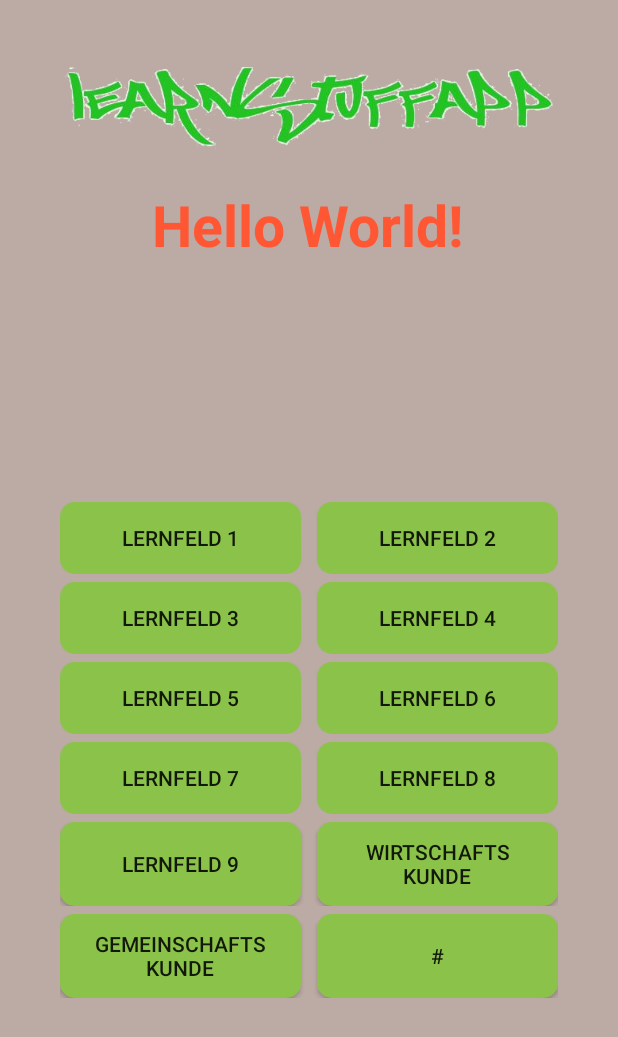
After one commit to keckmi/LearnStuffApp, an Android app: the layout activity_learnfieldselection.xml on its own in the app's theme, with its tools: preview values and no code run, on a phone screen of 412 x 824 dp. The commit adds this screen. Shown: the top 1037 px of the screen. Run offline under Robolectric (Android 15) with nearby library versions, the phone set to English and light mode, and no system bars.

Commit message:
class name changes

```diff
--- /dev/null
+++ b/app/src/main/res/layout/activity_learnfieldselection.xml
@@ -0,0 +1,207 @@
+<?xml version="1.0" encoding="utf-8"?>
+<RelativeLayout xmlns:android="http://schemas.android.com/apk/res/android"
+    xmlns:app="http://schemas.android.com/apk/res-auto"
+    xmlns:tools="http://schemas.android.com/tools"
+    android:layout_width="match_parent"
+    android:layout_height="match_parent"
+    android:background="@color/colorBackground"
+    android:padding="40dp"
+    tools:context=".LearnfieldSelectionActivity">
+
+    <ImageView
+        android:id="@+id/imageViewLogo"
+        android:layout_width="wrap_content"
+        android:layout_height="wrap_content"
+        android:layout_marginStart="0dp"
+        android:layout_marginTop="-20dp"
+        android:layout_marginEnd="0dp"
+        android:layout_centerHorizontal="true"
+        android:src="@drawable/learnstuffapp_logo_byschriftgeneratoreu" />
+
+    <TextView
+        android:id="@+id/txtWhere"
+        android:layout_width="wrap_content"
+        android:layout_height="wrap_content"
+        android:layout_below="@id/imageViewLogo"
+        android:layout_centerInParent="true"
+        android:text="Hello World!"
+        android:textSize="38sp"
+        android:textStyle="bold"
+        android:textColor="@color/colorMyOrange"/>
+
+    <LinearLayout
+        android:id="@+id/linearLayout1"
+        android:orientation="horizontal"
+        android:layout_width="fill_parent"
+        android:layout_height="wrap_content"
+        android:layout_centerInParent="true"
+        android:layout_above="@id/linearLayout2">
+
+        <Button
+            android:id="@+id/btnLernfeld1"
+            android:layout_width="0.0dip"
+            android:layout_height="fill_parent"
+            android:layout_marginRight="5dp"
+            android:text="Lernfeld 1"
+            android:layout_weight="1.0"
+            android:background="@drawable/btn_bg1"/>
+
+        <Button
+            android:id="@+id/btnLernfeld2"
+            android:layout_width="0.0dip"
+            android:layout_height="fill_parent"
+            android:layout_marginLeft="5dp"
+            android:text="Lernfeld 2"
+            android:layout_weight="1.0"
+            android:background="@drawable/btn_bg1"/>
+    </LinearLayout>
+
+    <LinearLayout
+        android:id="@+id/linearLayout2"
+        android:orientation="horizontal"
+        android:layout_width="fill_parent"
+        android:layout_height="wrap_content"
+        android:layout_centerInParent="true"
+        android:layout_marginTop="5dp">
+
+        <Button
+            android:id="@+id/btnLernfeld3"
+            android:layout_width="0.0dip"
+            android:layout_height="fill_parent"
+            android:layout_marginRight="5dp"
+            android:text="Lernfeld 3"
+            android:layout_weight="1.0"
+            android:background="@drawable/btn_bg1"
+            android:layout_below="@id/btnLernfeld2"/>
+
+        <Button
+            android:id="@+id/btnLernfeld4"
+            android:layout_width="0.0dip"
+            android:layout_height="fill_parent"
+            android:layout_marginLeft="5dp"
+            android:text="Lernfeld 4"
+            android:layout_weight="1.0"
+            android:background="@drawable/btn_bg1"/>
+    </LinearLayout>
+
+    <LinearLayout
+        android:id="@+id/linearLayout3"
+        android:orientation="horizontal"
+        android:layout_width="fill_parent"
+        android:layout_height="wrap_content"
+        android:layout_centerInParent="true"
+        android:layout_marginTop="5dp"
+        android:layout_below="@id/linearLayout2">
+
+        <Button
+            android:id="@+id/btnLernfeld5"
+            android:layout_width="0.0dip"
+            android:layout_height="fill_parent"
+            android:layout_marginRight="5dp"
+            android:text="Lernfeld 5"
+            android:layout_weight="1.0"
+            android:background="@drawable/btn_bg1"
+            android:layout_below="@id/btnLernfeld2"/>
+
+        <Button
+            android:id="@+id/btnLernfeld6"
+            android:layout_width="0.0dip"
+            android:layout_height="fill_parent"
+            android:layout_marginLeft="5dp"
+            android:text="Lernfeld 6"
+            android:layout_weight="1.0"
+            android:background="@drawable/btn_bg1"/>
+    </LinearLayout>
+
+    <LinearLayout
+        android:id="@+id/linearLayout4"
+        android:orientation="horizontal"
+        android:layout_width="fill_parent"
+        android:layout_height="wrap_content"
+        android:layout_centerInParent="true"
+        android:layout_marginTop="5dp"
+        android:layout_below="@id/linearLayout3">
+
+        <Button
+            android:id="@+id/btnLernfeld7"
+            android:layout_width="0.0dip"
+            android:layout_height="fill_parent"
+            android:layout_marginRight="5dp"
+            android:text="Lernfeld 7"
+            android:layout_weight="1.0"
+            android:background="@drawable/btn_bg1"
+            android:layout_below="@id/btnLernfeld2"/>
+
+        <Button
+            android:id="@+id/btnLernfeld8"
+            android:layout_width="0.0dip"
+            android:layout_height="fill_parent"
+            android:layout_marginLeft="5dp"
+            android:text="Lernfeld 8"
+            android:layout_weight="1.0"
+            android:background="@drawable/btn_bg1"/>
+    </LinearLayout>
+
+    <LinearLayout
+        android:id="@+id/linearLayout5"
+        android:orientation="horizontal"
+        android:layout_width="fill_parent"
+        android:layout_height="wrap_content"
+        android:layout_centerInParent="true"
+        android:layout_marginTop="5dp"
+        android:layout_below="@id/linearLayout4">
+
+        <Button
+            android:id="@+id/btnLernfeld9"
+            android:layout_width="0.0dip"
+            android:layout_height="fill_parent"
+            android:layout_marginRight="5dp"
+            android:text="Lernfeld 9"
+            android:layout_weight="1.0"
+            android:background="@drawable/btn_bg1"
+            android:layout_below="@id/btnLernfeld2"/>
+
+        <Button
+            android:id="@+id/btnLernfeld10"
+            android:layout_width="0.0dip"
+            android:layout_height="fill_parent"
+            android:layout_marginLeft="5dp"
+            android:text="Wirtschafts\nkunde"
+            android:layout_weight="1.0"
+            android:background="@drawable/btn_bg1"
+            android:layout_below="@id/btnLernfeld2"/>
+
+    </LinearLayout>
+
+    <LinearLayout
+        android:id="@+id/linearLayout6"
+        android:orientation="horizontal"
+        android:layout_width="fill_parent"
+        android:layout_height="wrap_content"
+        android:layout_centerInParent="true"
+        android:layout_marginTop="5dp"
+        android:layout_below="@id/linearLayout5">
+
+        <Button
+            android:id="@+id/btnLernfeld11"
+            android:layout_width="0.0dip"
+            android:layout_height="fill_parent"
+            android:layout_marginRight="5dp"
+            android:text="Gemeinschafts\nkunde"
+            android:layout_weight="1.0"
+            android:background="@drawable/btn_bg1"
+            android:layout_below="@id/btnLernfeld2"/>
+
+        <Button
+            android:id="@+id/btnLernfeld12"
+            android:layout_width="0.0dip"
+            android:layout_height="fill_parent"
+            android:layout_marginLeft="5dp"
+            android:text="#"
+            android:layout_weight="1.0"
+            android:background="@drawable/btn_bg1"
+            android:layout_below="@id/btnLernfeld2"/>
+
+    </LinearLayout>
+
+</RelativeLayout>
--- a/app/src/main/res/layout/activity_term_list.xml
+++ b/app/src/main/res/layout/activity_term_list.xml
@@ -6,7 +6,7 @@
     android:layout_height="match_parent"
     android:background="@color/colorBackground"
     android:padding="16dp"
-    tools:context=".MainActivity">
+    tools:context=".LearnfieldSelectionActivity">
 
     <Button
         android:id="@+id/btnTitleLF"
```
Also changed, not shown: app/src/main/res/layout/activity_main.xml (added, +50 -0 lines), app/src/main/res/layout/activity_quiz.xml (added, +119 -0 lines).
